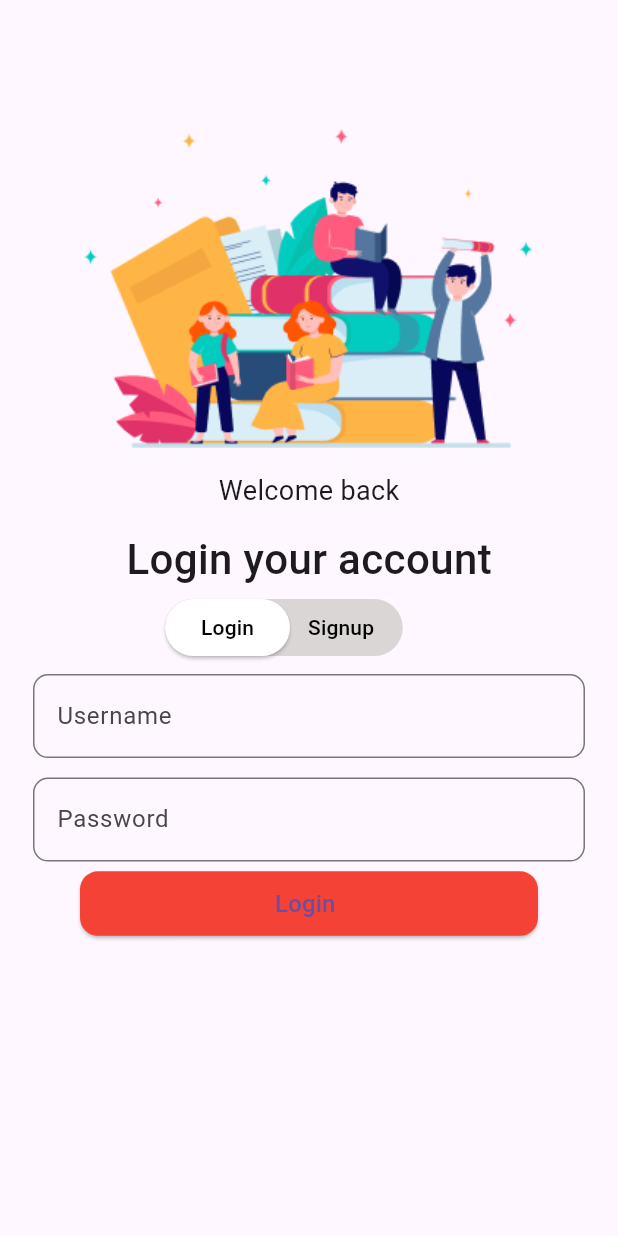
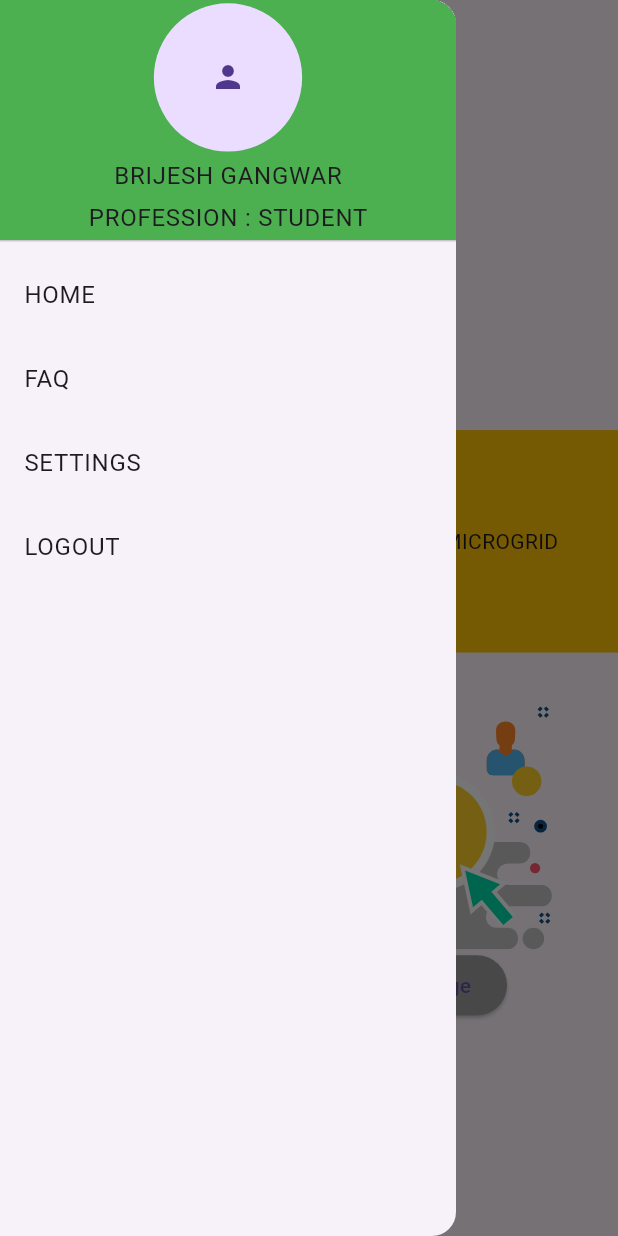
Before and after one commit to Brijesh-gangwar/The_Grand_Warden, a Flutter app: the screen it shows after launch, with the side drawer open (before the commit the screen has no drawer), on a phone screen of 412 x 824 dp. Run offline on Flutter 3.47's test engine with Material 3 defaults, Android fonts, the phone set to English and light mode, and no system bars; our stand-ins replace expansion_tile_card, flutter_svg.

Commit message:
details screen and drawer

```diff
--- /dev/null
+++ b/lib/details.dart
@@ -0,0 +1,153 @@
+import 'package:flutter/material.dart';
+import 'package:flutter_svg/flutter_svg.dart';
+import 'package:the_grand_warden/profile.dart';
+
+class details extends StatefulWidget {
+  const details({super.key});
+
+  @override
+  State<details> createState() => _detailsState();
+}
+
+class _detailsState extends State<details> {
+  @override
+  Widget build(BuildContext context) {
+    var h = MediaQuery.of(context).size.height;
+    var w = MediaQuery.of(context).size.height;
+    return SafeArea(
+      child: Scaffold(
+        drawer: Drawer(
+          child: ListView(
+            children: [
+              DrawerHeader(
+                padding: EdgeInsets.zero,
+                child: Container(
+                  decoration: BoxDecoration(color: Colors.green),
+                  child: Column(
+                    mainAxisAlignment: MainAxisAlignment.spaceAround,
+                    children: [
+                      CircleAvatar(
+                        radius: 0.06 * h,
+                        child: Icon(Icons.person),
+                      ),
+                      Text("BRIJESH GANGWAR"),
+                      Text("PROFESSION : STUDENT")
+                    ],
+                  ),
+                ),
+                decoration: BoxDecoration(color: Colors.red),
+              ),
+              ListTile(
+                title: Text("HOME"),
+                onTap: () {
+                  Navigator.of(context).pop();
+                },
+              ),
+              ListTile(
+                title: Text("FAQ"),
+                onTap: () {
+                  Navigator.of(context).pop();
+                },
+              ),
+              ListTile(
+                title: Text("SETTINGS"),
+                onTap: () {
+                  Navigator.of(context).pop();
+                },
+              ),
+              ListTile(
+                title: Text("LOGOUT"),
+                onTap: () {
+                  Navigator.of(context).pop();
+                },
+              ),
+            ],
+          ),
+        ),
+        appBar: AppBar(
+          title: Center(child: Text("Details")),
+          leading: Builder(
+            builder: (BuildContext context) {
+              return IconButton(
+                icon: const Icon(
+                  Icons.person,
+                ),
+                onPressed: () {
+                  Scaffold.of(context).openDrawer();
+                },
+                tooltip: MaterialLocalizations.of(context).openAppDrawerTooltip,
+              );
+            },
+          ),
+        ),
+        body: SingleChildScrollView(
+          child: Column(
+            children: [
+              SizedBox(
+                child: SvgPicture.asset('assets/microgrid.svg'),
+                height: 0.24 * h,
+                width: 0.28 * w,
+              ),
+              SizedBox(
+                height: 0.04 * h,
+                child: Row(
+                  children: [],
+                ),
+              ),
+              Container(
+                height: 0.18 * h,
+                child: Center(
+                    child: Text("Besg MICROGRID IS GRID CONNECTED MICROGRID")),
+                decoration: BoxDecoration(
+                  color: Colors.amber,
+                ),
+              ),
+              SizedBox(
+                height: 0.04 * h,
+                child: Row(
+                  children: [],
+                ),
+              ),
+              Row(
+                children: [
+                  SizedBox(
+                    width: 0.02 * w,
+                  ),
+                  Column(children: [
+                    SizedBox(
+                      child: SvgPicture.asset('assets/monitor.svg'),
+                      height: 0.20 * h,
+                      width: 0.20 * w,
+                    ),
+                    ElevatedButton(
+                      onPressed: () {},
+                      child: Text("Monitor"),
+                      style: ElevatedButton.styleFrom(primary: Colors.grey),
+                    )
+                  ]),
+                  SizedBox(
+                    width: 0.03 * w,
+                  ),
+                  Column(children: [
+                    SizedBox(
+                      child: SvgPicture.asset('assets/manage.svg'),
+                      height: 0.20 * h,
+                      width: 0.20 * w,
+                    ),
+                    ElevatedButton(
+                        style: ElevatedButton.styleFrom(primary: Colors.grey),
+                        onPressed: () {},
+                        child: Text("Manage"))
+                  ]),
+                  SizedBox(
+                    width: 0.02 * w,
+                  ),
+                ],
+              )
+            ],
+          ),
+        ),
+      ),
+    );
+  }
+}
--- a/lib/login.dart
+++ b/lib/login.dart
@@ -11,6 +11,7 @@ String? _validpassword(value) {
   if (!(value.length < 16 && value.length > 6)) {
     return "Password should be between 6-16 words";
   }
+  return null;
 }
 
 TextEditingController nameController = TextEditingController();
@@ -18,7 +19,7 @@ TextEditingController nameController = TextEditingController();
 TextEditingController passController = TextEditingController();
 
 class login extends StatefulWidget {
-  login({super.key});
+  const login({super.key});
 
   @override
   State<login> createState() => _loginState();
@@ -51,16 +52,16 @@ class _loginState extends State<login> {
                     height: 220,
                     width: 300,
                   ),
-                  Padding(
-                    padding: const EdgeInsets.all(12.0),
+                  const Padding(
+                    padding: EdgeInsets.all(12.0),
                     child: Text(
                       "Welcome back",
                       style:
                           TextStyle(fontSize: 18, fontWeight: FontWeight.w400),
                     ),
                   ),
-                  Padding(
-                    padding: const EdgeInsets.only(bottom: 7),
+                  const Padding(
+                    padding: EdgeInsets.only(bottom: 7),
                     child: Text(
                       "Login your account",
                       style:
@@ -69,26 +70,26 @@ class _loginState extends State<login> {
                   ),
                   Row(
                     children: [
-                      SizedBox(
+                      const SizedBox(
                         width: 110,
                       ),
                       Container(
                         height: 38,
                         decoration: BoxDecoration(
                           borderRadius: BorderRadius.circular(20),
-                          color: Color.fromARGB(255, 219, 214, 214),
+                          color: const Color.fromARGB(255, 219, 214, 214),
                         ),
                         alignment: Alignment.center,
                         child: Row(
                           children: [
                             ElevatedButton(
                                 style: ElevatedButton.styleFrom(
-                                    primary: Colors.white,
+                                    backgroundColor: Colors.white,
                                     shape: RoundedRectangleBorder(
                                         borderRadius:
                                             BorderRadius.circular(20))),
                                 onPressed: () {},
-                                child: Text(
+                                child: const Text(
                                   "Login",
                                   style: TextStyle(
                                       fontSize: 14, color: Colors.black),
@@ -98,7 +99,7 @@ class _loginState extends State<login> {
                                   Navigator.pushReplacement(
                                       context,
                                       MaterialPageRoute(
-                                        builder: (context) => signup(),
+                                        builder: (context) => const signup(),
                                       ));
                                 },
                                 child: const Text(
@@ -149,10 +150,10 @@ class _loginState extends State<login> {
                   SizedBox(
                     child: ElevatedButton(
                       style: ElevatedButton.styleFrom(
-                          primary: Colors.red,
+                          backgroundColor: Colors.red,
                           shape: RoundedRectangleBorder(
                               borderRadius: BorderRadius.circular(12)),
-                          padding: EdgeInsets.only(
+                          padding: const EdgeInsets.only(
                               right: 135, left: 130, top: 10, bottom: 10)),
                       onPressed: () {
                         if (_formkey.currentState!.validate()) {
@@ -170,10 +171,10 @@ class _loginState extends State<login> {
                         Navigator.push(
                             context,
                             MaterialPageRoute(
-                              builder: (context) => home(),
+                              builder: (context) => const home(),
                             ));
                       },
-                      child: Text(
+                      child: const Text(
                         "Login",
                         style: TextStyle(fontSize: 16),
                       ),
--- a/lib/main.dart
+++ b/lib/main.dart
@@ -1,17 +1,18 @@
 import 'package:flutter/material.dart';
-import 'package:the_grand_warden/login.dart';
-
+import 'package:the_grand_warden/details.dart';
 
 void main() {
-  runApp(MyApp());
+  runApp(const MyApp());
 }
 
 class MyApp extends StatelessWidget {
+  const MyApp({super.key});
+
   @override
   Widget build(BuildContext context) {
-    return MaterialApp(
+    return const MaterialApp(
       debugShowCheckedModeBanner: false,
-      home: login(),
+      home: details(),
     );
   }
 }
--- a/pubspec.yaml
+++ b/pubspec.yaml
@@ -2,7 +2,7 @@ name: the_grand_warden
 description: A new Flutter project.
 # The following line prevents the package from being accidentally published to
 # pub.dev using `flutter pub publish`. This is preferred for private packages.
-publish_to: 'none' # Remove this line if you wish to publish to pub.dev
+publish_to: "none" # Remove this line if you wish to publish to pub.dev
 
 # The following defines the version and build number for your application.
 # A version number is three numbers separated by dots, like 1.2.43
@@ -19,7 +19,7 @@ publish_to: 'none' # Remove this line if you wish to publish to pub.dev
 version: 1.0.0+1
 
 environment:
-  sdk: '>=3.1.4 <4.0.0'
+  sdk: ">=3.1.4 <4.0.0"
 
 # Dependencies specify other packages that your package needs in order to work.
 # To automatically upgrade your package dependencies to the latest versions
@@ -30,7 +30,6 @@ environment:
 dependencies:
   flutter:
     sdk: flutter
-
 
   # The following adds the Cupertino Icons font to your application.
   # Use with the CupertinoIcons class for iOS style icons.
```
Also changed, not shown: lib/IGS_NT3.dart (+16 -16 lines), lib/IGS_NT8.dart (+16 -16 lines), lib/IntGen_SRNR.dart (+16 -16 lines), lib/about_us.dart (+17 -15 lines), lib/faq.dart (+21 -21 lines), lib/harshit.dart (added, +24 -0 lines), lib/home.dart (+9 -9 lines), lib/profile.dart (+16 -16 lines), lib/signup.dart (+20 -19 lines), assets/manage.svg (added), assets/microgrid.svg (added), assets/monitor.svg (added), 1 other file.
